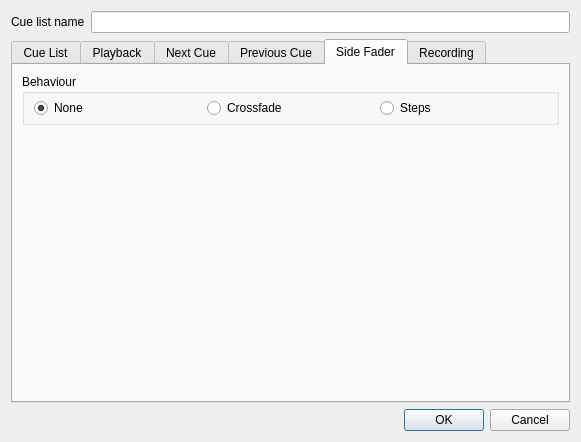
filipolszewsk/qlcplus, file ui/src/virtualconsole/vccuelistproperties.ui: the form before one commit.
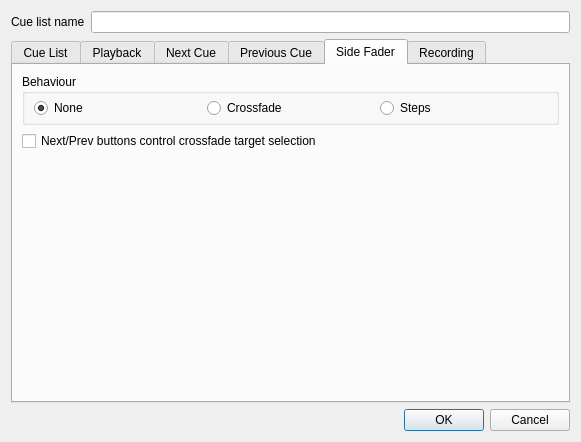
The form after the commit. The open tabs and pages were chosen to show the change. Icons and pictures are not drawn.

Commit message:
Add manual secondary selection control in Crossfade mode
- Add option to control secondary (crossfade target) selection manually
- Next/Prev buttons can control secondary instead of primary when enabled
- Add secondary select slider input mapping (1=first cue, 2=second, etc.)
- Allow setting secondary equal to primary (no crossfade when equal)
- Mouse clicks change secondary selection when option is enabled
- Secondary starts equal to primary after loading new position (manual mode)
- Add checkbox in properties to enable/disable the feature
- Save/load configuration in XML

What changed in the file:
```diff
--- a/ui/src/virtualconsole/vccuelistproperties.ui
+++ b/ui/src/virtualconsole/vccuelistproperties.ui
@@ -318,6 +318,19 @@
          </layout>
         </widget>
        </item>
+       <item>
+        <widget class="QCheckBox" name="m_nextPrevSecondaryCheck">
+         <property name="text">
+          <string>Next/Prev buttons control crossfade target selection</string>
+         </property>
+         <property name="toolTip">
+          <string>When enabled in Crossfade mode, Next/Prev buttons change the crossfade target (orange) instead of the current step (blue)</string>
+         </property>
+        </widget>
+       </item>
+       <item>
+        <layout class="QVBoxLayout" name="m_secondarySelectLayout"/>
+       </item>
        <item>
         <widget class="QFrame" name="frame">
          <property name="frameShape">
```
The commit also changes 4 other files.
